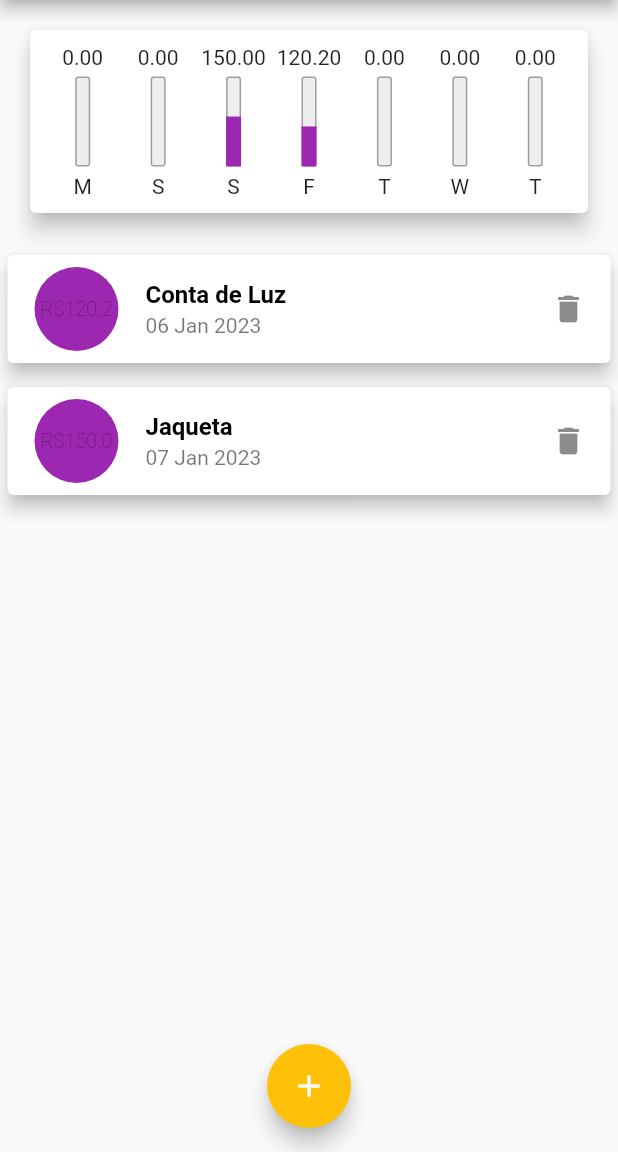
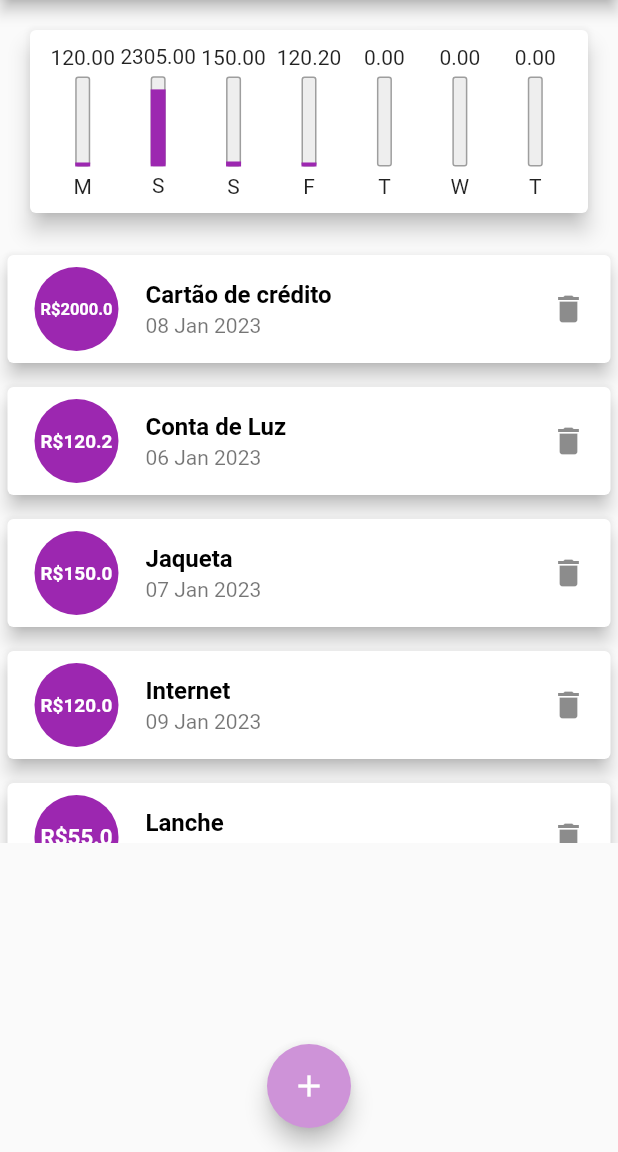
Before and after one commit to leiarafaela/expenses, a Flutter app: the screen it shows after launch, on a phone screen of 412 x 824 dp, the part 84-1236 px from its top. Run offline on Flutter 3.47's test engine with Material 2 defaults, Android fonts, the phone set to English and light mode, and no system bars; Roboto replaces fonts that are missing (OpenSans).

Commit message:
Add white color in textTheme

```diff
--- a/lib/main.dart
+++ b/lib/main.dart
@@ -23,9 +23,13 @@ class ExpensesApp extends StatelessWidget {
       theme: theme.copyWith(
         colorScheme: theme.colorScheme.copyWith(
           primary: Colors.purple,
-          secondary: Colors.amber,
+          secondary: Colors.purple[200],
         ),
         textTheme: theme.textTheme.copyWith(
+          headline1: const TextStyle(
+            color: Colors.white,
+            fontWeight: FontWeight.bold,
+          ),
           headline6: const TextStyle(
             fontFamily: 'OpenSans',
             fontSize: 16,
@@ -55,6 +59,12 @@ class HomePage extends StatefulWidget {
 class _HomePageState extends State<HomePage> {
   final List<Transaction> _transactions = [
     Transaction(
+      't0',
+      title: 'Cartão de crédito',
+      value: 2000.00,
+      date: DateTime.now().subtract(const Duration(days: 1)),
+    ),
+    Transaction(
       't1',
       title: 'Conta de Luz',
       value: 120.20,
@@ -65,6 +75,24 @@ class _HomePageState extends State<HomePage> {
       title: 'Jaqueta',
       value: 150.00,
       date: DateTime.now().subtract(const Duration(days: 2)),
+    ),
+    Transaction(
+      't3',
+      title: 'Internet',
+      value: 120.00,
+      date: DateTime.now(),
+    ),
+    Transaction(
+      't4',
+      title: 'Lanche',
+      value: 55.00,
+      date: DateTime.now().subtract(const Duration(days: 1)),
+    ),
+    Transaction(
+      't5',
+      title: 'Tenis',
+      value: 250.00,
+      date: DateTime.now().subtract(const Duration(days: 1)),
     ),
   ];
 
```
